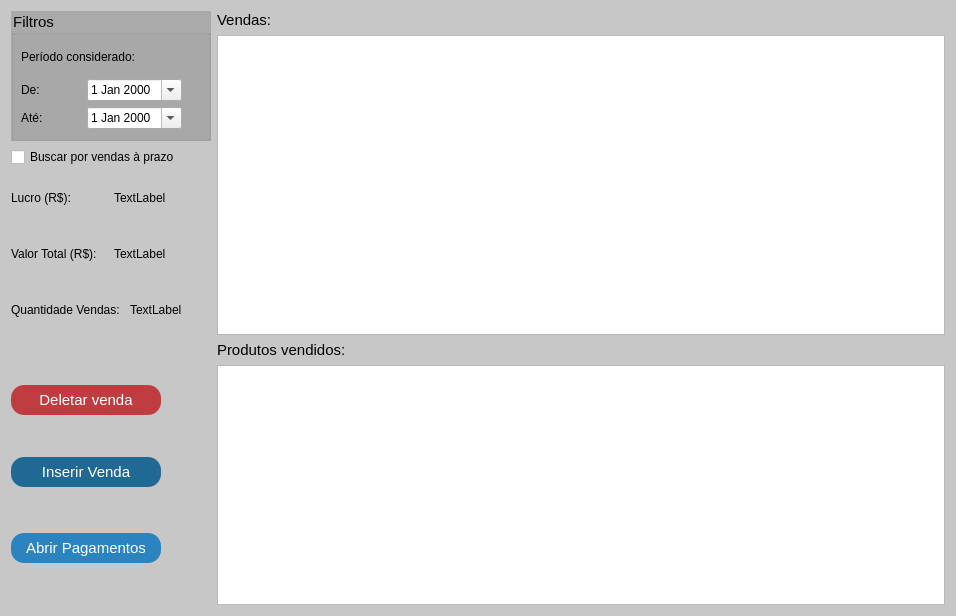
This is vendas.ui in GabR36/QEstoqueLoja as Qt 5 draws it before an edit. The edited form follows.
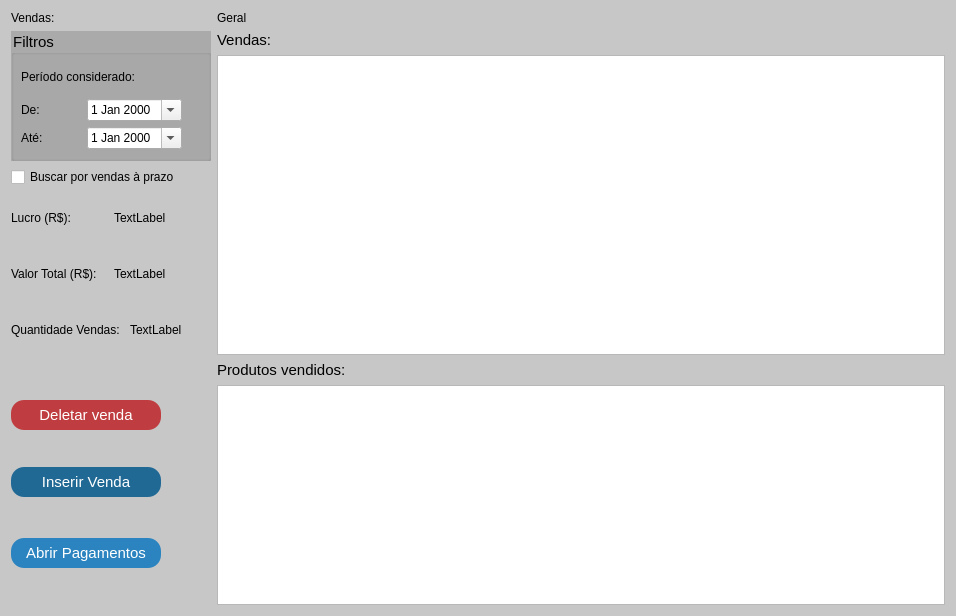
This is the edited form. Icons and pictures are not drawn.

Commit message: Clientes tudo funcionando(eu acho)

The edit to the form file:
```diff
--- a/vendas.ui
+++ b/vendas.ui
@@ -72,74 +72,53 @@
 </string>
   </property>
   <layout class="QGridLayout" name="gridLayout">
-   <item row="2" column="0">
-    <layout class="QVBoxLayout" name="verticalLayout_3">
+   <item row="4" column="1">
+    <layout class="QVBoxLayout" name="verticalLayout_4">
      <item>
-      <layout class="QHBoxLayout" name="horizontalLayout">
-       <item>
-        <widget class="QLabel" name="label">
-         <property name="styleSheet">
-          <string notr="true">font: 700 9pt &quot;Segoe UI&quot;;</string>
-         </property>
-         <property name="text">
-          <string>Lucro (R$):</string>
-         </property>
-        </widget>
-       </item>
-       <item>
-        <widget class="QLabel" name="Lbl_Lucro">
-         <property name="text">
-          <string>TextLabel</string>
-         </property>
-        </widget>
-       </item>
-      </layout>
+      <widget class="QLabel" name="label_4">
+       <property name="styleSheet">
+        <string notr="true">font-size: 15px;
+font: 700 9pt &quot;Segoe UI&quot;;</string>
+       </property>
+       <property name="text">
+        <string>Produtos vendidos:</string>
+       </property>
+      </widget>
      </item>
      <item>
-      <layout class="QHBoxLayout" name="horizontalLayout_2">
-       <item>
-        <widget class="QLabel" name="label_2">
-         <property name="styleSheet">
-          <string notr="true">font: 700 9pt &quot;Segoe UI&quot;;</string>
-         </property>
-         <property name="text">
-          <string>Valor Total (R$):</string>
-         </property>
-        </widget>
-       </item>
-       <item>
-        <widget class="QLabel" name="Lbl_Total">
-         <property name="text">
-          <string>TextLabel</string>
-         </property>
-        </widget>
-       </item>
-      </layout>
-     </item>
-     <item>
-      <layout class="QHBoxLayout" name="horizontalLayout_3">
-       <item>
-        <widget class="QLabel" name="label_5">
-         <property name="styleSheet">
-          <string notr="true">font: 700 9pt &quot;Segoe UI&quot;;</string>
-         </property>
-         <property name="text">
-          <string>Quantidade Vendas: </string>
-         </property>
-        </widget>
-       </item>
-       <item>
-        <widget class="QLabel" name="Lbl_Quantidade">
-         <property name="text">
-          <string>TextLabel</string>
-         </property>
-        </widget>
-       </item>
-      </layout>
+      <widget class="QTableView" name="Tview_ProdutosVendidos">
+       <property name="contextMenuPolicy">
+        <enum>Qt::ContextMenuPolicy::CustomContextMenu</enum>
+       </property>
+       <property name="alternatingRowColors">
+        <bool>true</bool>
+       </property>
+       <property name="selectionMode">
+        <enum>QAbstractItemView::SelectionMode::SingleSelection</enum>
+       </property>
+       <property name="selectionBehavior">
+        <enum>QAbstractItemView::SelectionBehavior::SelectRows</enum>
+       </property>
+       <attribute name="horizontalHeaderCascadingSectionResizes">
+        <bool>false</bool>
+       </attribute>
+       <attribute name="horizontalHeaderDefaultSectionSize">
+        <number>50</number>
+       </attribute>
+       <attribute name="horizontalHeaderShowSortIndicator" stdset="0">
+        <bool>false</bool>
+       </attribute>
+       <attribute name="horizontalHeaderStretchLastSection">
+        <bool>true</bool>
+       </attribute>
+       <attribute name="verticalHeaderVisible">
+        <bool>false</bool>
+       </attribute>
+      </widget>
      </item>
     </layout>
    </item>
-   <item row="3" column="0">
+   <item row="4" column="0">
     <layout class="QVBoxLayout" name="verticalLayout_5">
      <item>
       <widget class="QPushButton" name="Btn_DeletarVenda">
@@ -266,21 +245,27 @@
      </item>
     </layout>
    </item>
-   <item row="3" column="1">
-    <layout class="QVBoxLayout" name="verticalLayout_4">
+   <item row="1" column="1" rowspan="3">
+    <layout class="QVBoxLayout" name="verticalLayout_2">
      <item>
-      <widget class="QLabel" name="label_4">
+      <widget class="QLabel" name="label_3">
        <property name="styleSheet">
         <string notr="true">font-size: 15px;
 font: 700 9pt &quot;Segoe UI&quot;;</string>
        </property>
        <property name="text">
-        <string>Produtos vendidos:</string>
+        <string>Vendas:</string>
        </property>
       </widget>
      </item>
      <item>
-      <widget class="QTableView" name="Tview_ProdutosVendidos">
+      <widget class="QTableView" name="Tview_Vendas2">
+       <property name="minimumSize">
+        <size>
+         <width>0</width>
+         <height>300</height>
+        </size>
+       </property>
        <property name="contextMenuPolicy">
         <enum>Qt::ContextMenuPolicy::CustomContextMenu</enum>
        </property>
@@ -299,9 +284,6 @@
        <attribute name="horizontalHeaderDefaultSectionSize">
         <number>50</number>
        </attribute>
-       <attribute name="horizontalHeaderShowSortIndicator" stdset="0">
-        <bool>false</bool>
-       </attribute>
        <attribute name="horizontalHeaderStretchLastSection">
         <bool>true</bool>
        </attribute>
@@ -312,7 +294,7 @@
      </item>
     </layout>
    </item>
-   <item row="0" column="0">
+   <item row="1" column="0">
     <widget class="QGroupBox" name="groupBox">
      <property name="sizePolicy">
       <sizepolicy hsizetype="Fixed" vsizetype="Fixed">
@@ -392,62 +374,100 @@
      </widget>
     </widget>
    </item>
-   <item row="0" column="1" rowspan="3">
-    <layout class="QVBoxLayout" name="verticalLayout_2">
+   <item row="3" column="0">
+    <layout class="QVBoxLayout" name="verticalLayout_3">
      <item>
-      <widget class="QLabel" name="label_3">
-       <property name="styleSheet">
-        <string notr="true">font-size: 15px;
-font: 700 9pt &quot;Segoe UI&quot;;</string>
-       </property>
-       <property name="text">
-        <string>Vendas:</string>
-       </property>
-      </widget>
+      <layout class="QHBoxLayout" name="horizontalLayout">
+       <item>
+        <widget class="QLabel" name="label">
+         <property name="styleSheet">
+          <string notr="true">font: 700 9pt &quot;Segoe UI&quot;;</string>
+         </property>
+         <property name="text">
+          <string>Lucro (R$):</string>
+         </property>
+        </widget>
+       </item>
+       <item>
+        <widget class="QLabel" name="Lbl_Lucro">
+         <property name="text">
+          <string>TextLabel</string>
+         </property>
+        </widget>
+       </item>
+      </layout>
      </item>
      <item>
-      <widget class="QTableView" name="Tview_Vendas2">
-       <property name="minimumSize">
-        <size>
-         <width>0</width>
-         <height>300</height>
-        </size>
-       </property>
-       <property name="contextMenuPolicy">
-        <enum>Qt::ContextMenuPolicy::CustomContextMenu</enum>
-       </property>
-       <property name="inputMethodHints">
-        <set>Qt::InputMethodHint::ImhNone</set>
-       </property>
-       <property name="alternatingRowColors">
-        <bool>true</bool>
-       </property>
-       <property name="selectionMode">
-        <enum>QAbstractItemView::SelectionMode::SingleSelection</enum>
-       </property>
-       <property name="selectionBehavior">
-        <enum>QAbstractItemView::SelectionBehavior::SelectRows</enum>
-       </property>
-       <attribute name="horizontalHeaderDefaultSectionSize">
-        <number>50</number>
-       </attribute>
-       <attribute name="horizontalHeaderStretchLastSection">
-        <bool>true</bool>
-       </attribute>
-       <attribute name="verticalHeaderVisible">
-        <bool>false</bool>
-       </attribute>
-      </widget>
+      <layout class="QHBoxLayout" name="horizontalLayout_2">
+       <item>
+        <widget class="QLabel" name="label_2">
+         <property name="styleSheet">
+          <string notr="true">font: 700 9pt &quot;Segoe UI&quot;;</string>
+         </property>
+         <property name="text">
+          <string>Valor Total (R$):</string>
+         </property>
+        </widget>
+       </item>
+       <item>
+        <widget class="QLabel" name="Lbl_Total">
+         <property name="text">
+          <string>TextLabel</string>
+         </property>
+        </widget>
+       </item>
+      </layout>
+     </item>
+     <item>
+      <layout class="QHBoxLayout" name="horizontalLayout_3">
+       <item>
+        <widget class="QLabel" name="label_5">
+         <property name="styleSheet">
+          <string notr="true">font: 700 9pt &quot;Segoe UI&quot;;</string>
+         </property>
+         <property name="text">
+          <string>Quantidade Vendas: </string>
+         </property>
+        </widget>
+       </item>
+       <item>
+        <widget class="QLabel" name="Lbl_Quantidade">
+         <property name="text">
+          <string>TextLabel</string>
+         </property>
+        </widget>
+       </item>
+      </layout>
      </item>
     </layout>
    </item>
-   <item row="1" column="0">
+   <item row="2" column="0">
     <widget class="QCheckBox" name="cb_BuscaVendasPrazo">
      <property name="text">
       <string>Buscar por vendas à prazo</string>
      </property>
     </widget>
    </item>
+   <item row="0" column="0">
+    <widget class="QLabel" name="Lbl_Header">
+     <property name="styleSheet">
+      <string notr="true">font: 700 20pt &quot;Ubuntu&quot;;</string>
+     </property>
+     <property name="text">
+      <string>Vendas:</string>
+     </property>
+    </widget>
+   </item>
+   <item row="0" column="1">
+    <widget class="QLabel" name="Lbl_ClienteHeader">
+     <property name="styleSheet">
+      <string notr="true">font: 700 15pt &quot;Ubuntu&quot;;</string>
+     </property>
+     <property name="text">
+      <string>Geral</string>
+     </property>
+    </widget>
+   </item>
   </layout>
  </widget>
  <resources>
```
Left out of the diff: 6 changed lines with no effect on the pictures. The commit also changes 11 other files.
